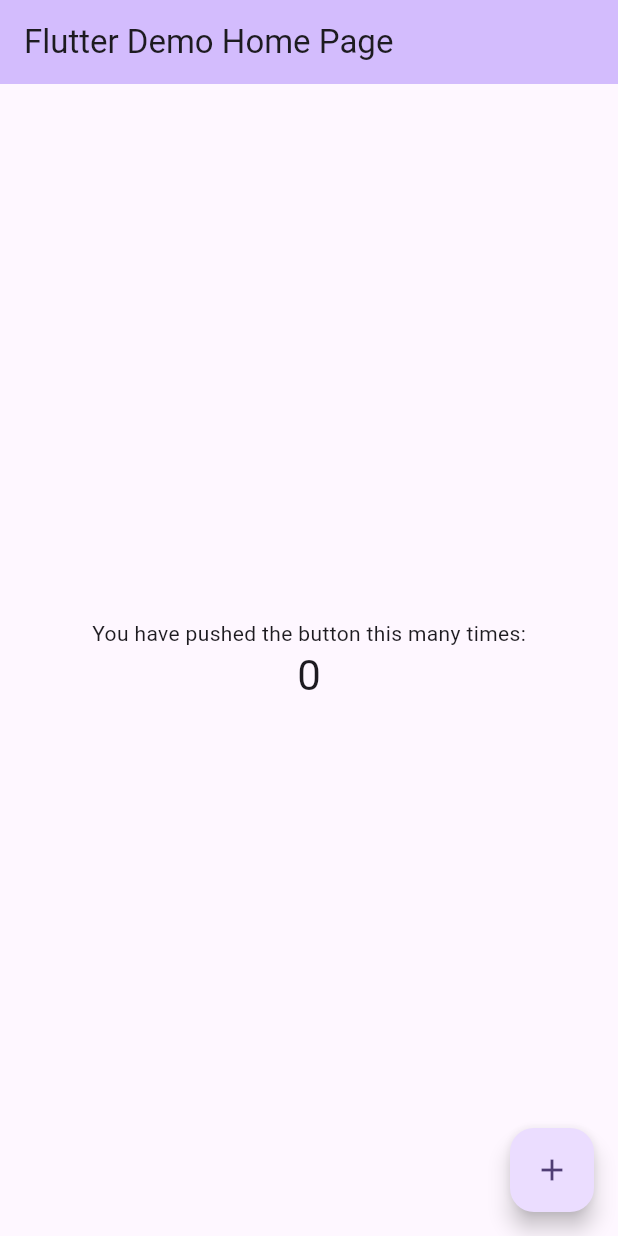
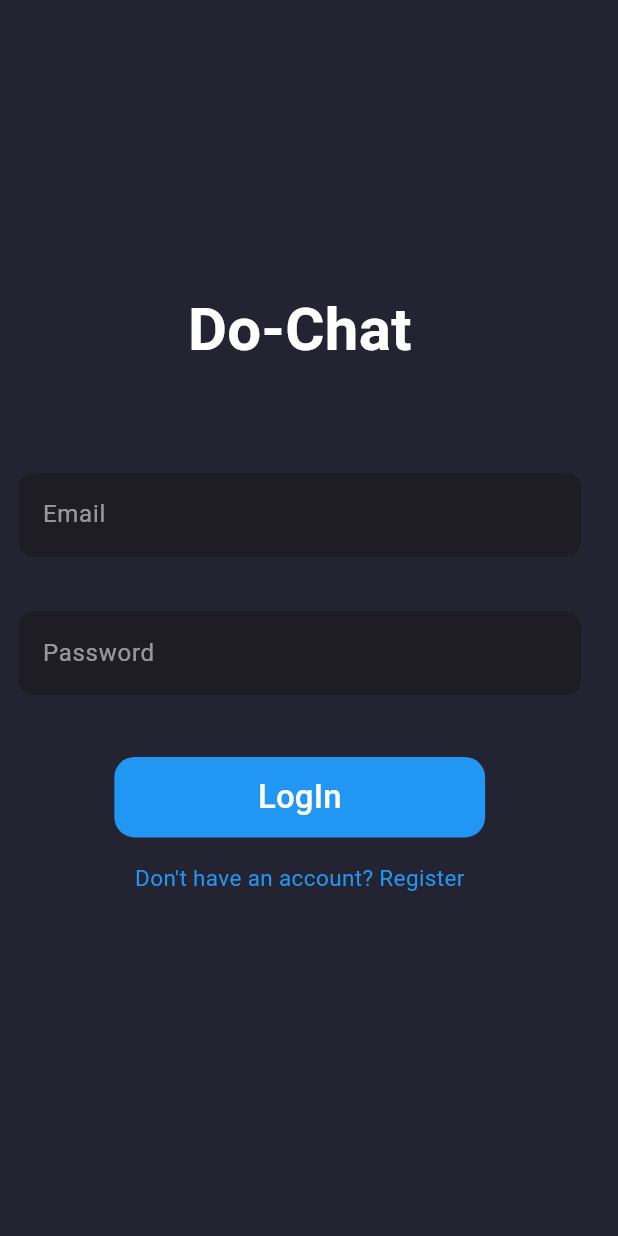
Before and after one commit to Vivekkurre1/do_chat, a Flutter app: the screen it shows after launch, on a phone screen of 412 x 824 dp. Run offline on Flutter 3.47's test engine with Material 3 defaults, Android fonts, the phone set to English and light mode, and no system bars; our stand-ins replace cloud_firestore, file_picker, firebase_core, firebase_storage, get_it; accounts and stored records are empty.

Commit message:
login ui

```diff
--- a/lib/main.dart
+++ b/lib/main.dart
@@ -1,122 +1,40 @@
+import 'package:do_chat/pages/login/login_page.dart';
+import 'package:do_chat/pages/splash_screen.dart';
+import 'package:do_chat/services/navigation_service.dart';
 import 'package:flutter/material.dart';
 
 void main() {
-  runApp(const MyApp());
+  runApp(
+    SplashScreen(
+      key: UniqueKey(),
+      onInitalizationComplete: () {
+        runApp(MainApp());
+      },
+    ),
+  );
 }
 
-class MyApp extends StatelessWidget {
-  const MyApp({super.key});
+class MainApp extends StatelessWidget {
+  // const MainApp({super.key});
 
-  // This widget is the root of your application.
   @override
   Widget build(BuildContext context) {
     return MaterialApp(
-      title: 'Flutter Demo',
+      debugShowCheckedModeBanner: false,
+      title: 'Do Chat',
       theme: ThemeData(
-        // This is the theme of your application.
-        //
-        // TRY THIS: Try running your application with "flutter run". You'll see
-        // the application has a purple toolbar. Then, without quitting the app,
-        // try changing the seedColor in the colorScheme below to Colors.green
-        // and then invoke "hot reload" (save your changes or press the "hot
-        // reload" button in a Flutter-supported IDE, or press "r" if you used
-        // the command line to start the app).
-        //
-        // Notice that the counter didn't reset back to zero; the application
-        // state is not lost during the reload. To reset the state, use hot
-        // restart instead.
-        //
-        // This works for code too, not just values: Most code changes can be
-        // tested with just a hot reload.
-        colorScheme: ColorScheme.fromSeed(seedColor: Colors.deepPurple),
+        // primarySwatch: Colors.blue,
+        scaffoldBackgroundColor: const Color.fromRGBO(36, 35, 49, 1.0),
+        bottomNavigationBarTheme: BottomNavigationBarThemeData(
+          backgroundColor: const Color.fromRGBO(30, 29, 37, 1.0),
+        ),
       ),
-      home: const MyHomePage(title: 'Flutter Demo Home Page'),
+      navigatorKey: NavigationService.navigatorKey,
+      initialRoute: '/login',
+      routes: {
+        '/login': (context) => const LoginPage(),
+        // Add other routes here
+      },
     );
   }
 }
-
-class MyHomePage extends StatefulWidget {
-  const MyHomePage({super.key, required this.title});
-
-  // This widget is the home page of your application. It is stateful, meaning
-  // that it has a State object (defined below) that contains fields that affect
-  // how it looks.
-
-  // This class is the configuration for the state. It holds the values (in this
-  // case the title) provided by the parent (in this case the App widget) and
-  // used by the build method of the State. Fields in a Widget subclass are
-  // always marked "final".
-
-  final String title;
-
-  @override
-  State<MyHomePage> createState() => _MyHomePageState();
-}
-
-class _MyHomePageState extends State<MyHomePage> {
-  int _counter = 0;
-
-  void _incrementCounter() {
-    setState(() {
-      // This call to setState tells the Flutter framework that something has
-      // changed in this State, which causes it to rerun the build method below
-      // so that the display can reflect the updated values. If we changed
-      // _counter without calling setState(), then the build method would not be
-      // called again, and so nothing would appear to happen.
-      _counter++;
-    });
-  }
-
-  @override
-  Widget build(BuildContext context) {
-    // This method is rerun every time setState is called, for instance as done
-    // by the _incrementCounter method above.
-    //
-    // The Flutter framework has been optimized to make rerunning build methods
-    // fast, so that you can just rebuild anything that needs updating rather
-    // than having to individually change instances of widgets.
-    return Scaffold(
-      appBar: AppBar(
-        // TRY THIS: Try changing the color here to a specific color (to
-        // Colors.amber, perhaps?) and trigger a hot reload to see the AppBar
-        // change color while the other colors stay the same.
-        backgroundColor: Theme.of(context).colorScheme.inversePrimary,
-        // Here we take the value from the MyHomePage object that was created by
-        // the App.build method, and use it to set our appbar title.
-        title: Text(widget.title),
-      ),
-      body: Center(
-        // Center is a layout widget. It takes a single child and positions it
-        // in the middle of the parent.
-        child: Column(
-          // Column is also a layout widget. It takes a list of children and
-          // arranges them vertically. By default, it sizes itself to fit its
-          // children horizontally, and tries to be as tall as its parent.
-          //
-          // Column has various properties to control how it sizes itself and
-          // how it positions its children. Here we use mainAxisAlignment to
-          // center the children vertically; the main axis here is the vertical
-          // axis because Columns are vertical (the cross axis would be
-          // horizontal).
-          //
-          // TRY THIS: Invoke "debug painting" (choose the "Toggle Debug Paint"
-          // action in the IDE, or press "p" in the console), to see the
-          // wireframe for each widget.
-          mainAxisAlignment: MainAxisAlignment.center,
-          children: <Widget>[
-            const Text('You have pushed the button this many times:'),
-            Text(
-              '$_counter',
-              style: Theme.of(context).textTheme.headlineMedium,
-            ),
-          ],
-        ),
-      ),
-      floatingActionButton: FloatingActionButton(
-        onPressed: _incrementCounter,
-        tooltip: 'Increment',
-        child: const Icon(Icons.add),
-      ), // This trailing comma makes auto-formatting nicer for build methods.
-    );
-  }
-}
--- /dev/null
+++ b/lib/pages/login/login_page.dart
@@ -0,0 +1,117 @@
+import 'package:do_chat/widgets/custom_input_fields.dart';
+import 'package:do_chat/widgets/rounded_button.dart';
+import 'package:flutter/material.dart';
+
+class LoginPage extends StatefulWidget {
+  const LoginPage({super.key});
+
+  @override
+  State<LoginPage> createState() => _LoginPageState();
+}
+
+class _LoginPageState extends State<LoginPage> {
+  late double _deviceHeight;
+  late double _deviceWidth;
+
+  final _loginFormKey = GlobalKey<FormState>();
+
+  @override
+  Widget build(BuildContext context) {
+    _deviceHeight = MediaQuery.of(context).size.height;
+    _deviceWidth = MediaQuery.of(context).size.width;
+    return _buildUI();
+  }
+
+  Widget _buildUI() {
+    return Scaffold(
+      body: Container(
+        padding: EdgeInsets.symmetric(
+          horizontal: _deviceWidth * 0.03,
+          vertical: _deviceHeight * 0.02,
+        ),
+        height: _deviceHeight * 0.98,
+        width: _deviceWidth * 0.97,
+        child: Column(
+          mainAxisSize: MainAxisSize.max,
+          mainAxisAlignment: MainAxisAlignment.center,
+          crossAxisAlignment: CrossAxisAlignment.center,
+          children: [
+            _pageTitle(),
+            SizedBox(height: _deviceHeight * 0.05),
+            _loginForm(),
+            SizedBox(height: _deviceHeight * 0.05),
+            _loginButton(),
+            SizedBox(height: _deviceHeight * 0.02),
+            _registerAccountLink(),
+          ],
+        ),
+      ),
+    );
+  }
+
+  Widget _pageTitle() {
+    return Container(
+      height: _deviceHeight * 0.10,
+      child: Text(
+        "Do-Chat",
+        style: TextStyle(
+          color: Colors.white,
+          fontWeight: FontWeight.w600,
+          fontSize: 40,
+        ),
+      ),
+    );
+  }
+
+  Widget _loginForm() {
+    return Container(
+      height: _deviceHeight * 0.18,
+      child: Form(
+        key: _loginFormKey,
+        child: Column(
+          mainAxisSize: MainAxisSize.max,
+          mainAxisAlignment: MainAxisAlignment.spaceBetween,
+          crossAxisAlignment: CrossAxisAlignment.center,
+          children: [
+            CustomInputFields(
+              onSaved: (_value) {},
+              regEx: r"^[a-zA-Z0-9._%+-]+@[a-zA-Z0-9.-]+\.[a-zA-Z]{2,}$",
+              hintText: "Email",
+              obscureText: false,
+            ),
+            CustomInputFields(
+              onSaved: (_value) {},
+              regEx: r"^(?=.*[A-Za-z])(?=.*\d)[A-Za-z\d@$!%*?&]{8,}$",
+              hintText: "Password",
+              obscureText: true,
+            ),
+          ],
+        ),
+      ),
+    );
+  }
+
+  Widget _loginButton() {
+    return RoundedButton(
+      name: "LogIn",
+      height: _deviceHeight * 0.065,
+      width: _deviceHeight * 0.30,
+      onPressed: () {},
+    );
+  }
+
+  Widget _registerAccountLink() {
+    return GestureDetector(
+      onDoubleTap: () {
+        print("Clicked!");
+      },
+      child: Container(
+        height: _deviceHeight * 0.05,
+        child: Text(
+          "Don't have an account? Register",
+          style: TextStyle(color: Colors.blue, fontSize: 15),
+        ),
+      ),
+    );
+  }
+}
--- /dev/null
+++ b/lib/pages/splash_screen.dart
@@ -0,0 +1,72 @@
+import 'package:do_chat/services/cloud_storage_service.dart';
+import 'package:do_chat/services/database_service.dart';
+import 'package:do_chat/services/media_service.dart';
+import 'package:do_chat/services/navigation_service.dart';
+import 'package:firebase_core/firebase_core.dart';
+import 'package:flutter/material.dart';
+import 'package:get_it/get_it.dart';
+
+class SplashScreen extends StatefulWidget {
+  final VoidCallback onInitalizationComplete;
+
+  const SplashScreen({required Key key, required this.onInitalizationComplete})
+    : super(key: key);
+
+  @override
+  State<SplashScreen> createState() {
+    return _SplashScreenState();
+  }
+}
+
+class _SplashScreenState extends State<SplashScreen> {
+  @override
+  void initState() {
+    super.initState();
+
+    Future.delayed(Duration(seconds: 2)).then((_) {
+      _setup().then((_) => widget.onInitalizationComplete());
+    });
+  }
+
+  Future<void> _setup() async {
+    WidgetsFlutterBinding.ensureInitialized();
+    await Firebase.initializeApp();
+
+    _registerServices();
+  }
+
+  void _registerServices() {
+    GetIt.instance.registerSingleton<NavigationService>(NavigationService());
+
+    GetIt.instance.registerSingleton<MediaService>(MediaService());
+    GetIt.instance.registerSingleton<CloudStorageService>(
+      CloudStorageService(),
+    );
+    GetIt.instance.registerSingleton<DatabaseService>(DatabaseService());
+  }
+
+  @override
+  Widget build(BuildContext context) {
+    return MaterialApp(
+      debugShowCheckedModeBanner: false,
+      title: "Do Chat",
+      theme: ThemeData(
+        scaffoldBackgroundColor: const Color.fromRGBO(36, 35, 49, 1.0),
+      ),
+      home: Scaffold(
+        body: Center(
+          child: Container(
+            height: 200,
+            width: 200,
+            decoration: BoxDecoration(
+              image: DecorationImage(
+                image: AssetImage("assets/images/logo.png"),
+                fit: BoxFit.contain,
+              ),
+            ),
+          ),
+        ),
+      ),
+    );
+  }
+}
--- /dev/null
+++ b/lib/services/cloud_storage_service.dart
@@ -0,0 +1,9 @@
+import 'package:firebase_storage/firebase_storage.dart';
+
+const String USER_COLLECTION = "Users";
+
+class CloudStorageService {
+  final FirebaseStorage _storage = FirebaseStorage.instance;
+
+  CloudStorageService() {}
+}
--- /dev/null
+++ b/lib/services/database_service.dart
@@ -0,0 +1,11 @@
+import 'package:cloud_firestore/cloud_firestore.dart';
+
+const String USER_COLLECTION = "Users";
+const String CHAT_COLLECTION = "Chats";
+const String MESSAGE_COLLECTION = "Messages";
+
+class DatabaseService {
+  final FirebaseFirestore _db = FirebaseFirestore.instance;
+
+  DatabaseService() {}
+}
--- /dev/null
+++ b/lib/services/media_service.dart
@@ -0,0 +1,16 @@
+import 'package:file_picker/file_picker.dart';
+
+class MediaService {
+  MediaService() {}
+
+  Future<PlatformFile> pickImageFromLibrary() async {
+    FilePickerResult? _result = await FilePicker.platform.pickFiles(
+      type: FileType.image,
+    );
+    if (_result != null) {
+      return _result.files.first;
+    } else {
+      throw Exception("No file selected");
+    }
+  }
+}
--- /dev/null
+++ b/lib/services/navigation_service.dart
@@ -0,0 +1,27 @@
+import 'package:flutter/material.dart';
+
+class NavigationService {
+  static GlobalKey<NavigatorState> navigatorKey = GlobalKey<NavigatorState>();
+
+  void removeAndavigateToRoute(String route) {
+    navigatorKey.currentState?.popAndPushNamed(route);
+  }
+
+  void navigateToRoute(String route) {
+    navigatorKey.currentState?.pushNamed(route);
+  }
+
+  void navigateToPage(Widget page) {
+    navigatorKey.currentState?.push(
+      MaterialPageRoute(
+        builder: (BuildContext context) {
+          return page;
+        },
+      ),
+    );
+  }
+
+  void goBack() {
+    navigatorKey.currentState?.pop();
+  }
+}
--- /dev/null
+++ b/lib/widgets/custom_input_fields.dart
@@ -0,0 +1,39 @@
+import 'package:flutter/material.dart';
+
+class CustomInputFields extends StatelessWidget {
+  final Function(String) onSaved;
+  final String regEx;
+  final String hintText;
+  final bool obscureText;
+
+  CustomInputFields({
+    required this.onSaved,
+    required this.regEx,
+    required this.hintText,
+    required this.obscureText,
+  });
+
+  @override
+  Widget build(BuildContext context) {
+    // TODO: implement build
+    return TextFormField(
+      onSaved: (_value) => onSaved(_value!),
+      cursorColor: Colors.white,
+      style: TextStyle(color: Colors.white),
+      obscureText: obscureText,
+      validator: (_value) {
+        return RegExp(regEx).hasMatch(_value!) ? null : "Enter a valid value.";
+      },
+      decoration: InputDecoration(
+        fillColor: Color.fromRGBO(30, 29, 37, 1.0),
+        filled: true,
+        border: OutlineInputBorder(
+          borderRadius: BorderRadius.circular(10.0),
+          borderSide: BorderSide.none,
+        ),
+        hintText: hintText,
+        hintStyle: TextStyle(color: Colors.white54),
+      ),
+    );
+  }
+}
--- /dev/null
+++ b/lib/widgets/rounded_button.dart
@@ -0,0 +1,36 @@
+import 'package:flutter/material.dart';
+
+class RoundedButton extends StatelessWidget {
+  final String name;
+  final double height;
+  final double width;
+  final Function onPressed;
+
+  const RoundedButton({
+    super.key,
+    required this.name,
+    required this.height,
+    required this.width,
+    required this.onPressed,
+  });
+
+  @override
+  Widget build(BuildContext context) {
+    return Container(
+      height: height,
+      width: width,
+      decoration: BoxDecoration(
+        color: Colors.blue,
+
+        borderRadius: BorderRadius.circular(height * 0.25),
+      ),
+      child: TextButton(
+        onPressed: () {},
+        child: Text(
+          name,
+          style: TextStyle(color: Colors.white, fontSize: 22, height: 1.5),
+        ),
+      ),
+    );
+  }
+}
--- a/pubspec.yaml
+++ b/pubspec.yaml
@@ -68,8 +68,8 @@ flutter:
   uses-material-design: true
 
   # To add assets to your application, add an assets section, like this:
-  # assets:
-  #   - images/a_dot_burr.jpeg
+  assets:
+    - assets/images/
   #   - images/a_dot_ham.jpeg
 
   # An image asset can refer to one or more resolution-specific "variants", see
```
Also changed, not shown: assets/images/logo.png (added), 2 other files.
